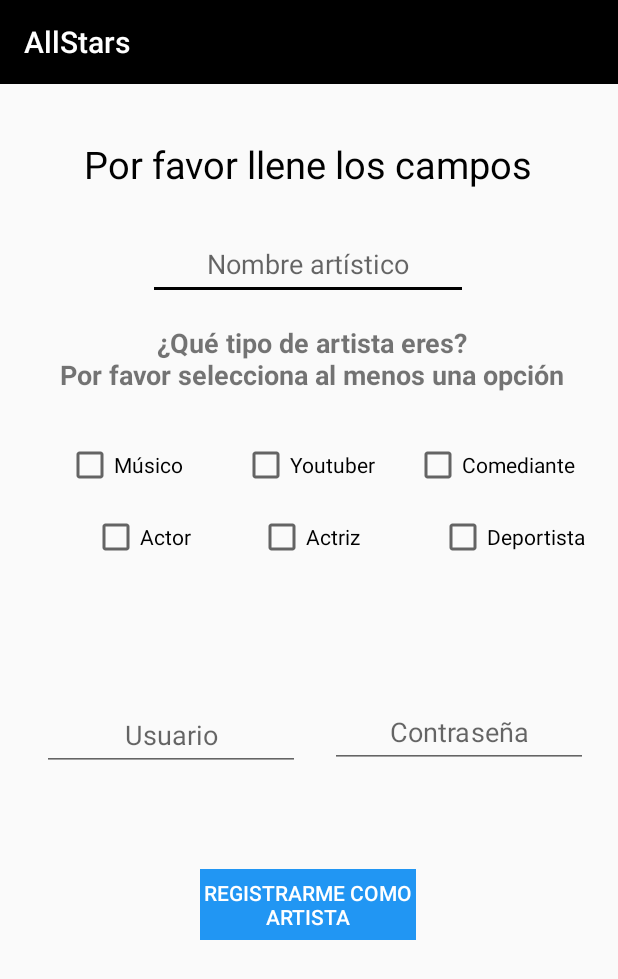
After one commit to snow915/ALLSTARS, an Android app: the RegistroArtista screen opened directly, with no data from a screen before it, on a phone screen of 412 x 824 dp. The commit adds this screen. Shown: the top 979 px of the screen. Run offline under Robolectric (Android 15) with nearby library versions, the phone set to English and light mode, and no system bars; our stand-ins replace Firebase (no records; nobody signed in at launch, a user with empty details on screens opened directly); libraries missing offline, so code that uses them is left out: cn.pedant.

Commit message:
Now the artist can sign in and sign up but it has not profile image or description, it's necessary to change the other CRUD operations

```diff
--- a/app/src/main/AndroidManifest.xml
+++ b/app/src/main/AndroidManifest.xml
@@ -15,7 +15,8 @@
         android:roundIcon="@drawable/all_logo"
         android:supportsRtl="true"
         android:theme="@style/AppTheme">
-        <activity android:name=".EnviarSolicitud"></activity>
+        <activity android:name=".RegistroArtista"></activity>
+        <activity android:name=".EnviarSolicitud" />
         <activity android:name=".Map" />
 
         <meta-data
--- /dev/null
+++ b/app/src/main/java/com/store/RegistroArtista.java
@@ -0,0 +1,159 @@
+package com.store;
+
+import androidx.annotation.NonNull;
+import androidx.appcompat.app.AppCompatActivity;
+import androidx.constraintlayout.widget.ConstraintLayout;
+
+import android.content.Intent;
+import android.os.Bundle;
+import android.view.View;
+import android.widget.Button;
+import android.widget.CheckBox;
+import android.widget.EditText;
+import android.widget.Toast;
+
+import com.google.firebase.FirebaseApp;
+import com.google.firebase.database.DataSnapshot;
+import com.google.firebase.database.DatabaseError;
+import com.google.firebase.database.DatabaseReference;
+import com.google.firebase.database.FirebaseDatabase;
+import com.google.firebase.database.ValueEventListener;
+
+import java.util.ArrayList;
+
+import cn.pedant.SweetAlert.SweetAlertDialog;
+
+public class RegistroArtista extends AppCompatActivity {
+    EditText artist_name;
+    String categories;
+    ArrayList values;
+    EditText user;
+    EditText pass;
+    Button register_artist;
+    ConstraintLayout my_layout;
+    FirebaseDatabase firebaseDatabase;
+    DatabaseReference databaseReference;
+    public Artistas a;
+    @Override
+    protected void onCreate(Bundle savedInstanceState) {
+        super.onCreate(savedInstanceState);
+        setContentView(R.layout.activity_registro_artista);
+        initFirebase();
+        a = new Artistas();
+        artist_name = findViewById(R.id.id_nombre);
+        categories = "";
+        values = new ArrayList<String>();
+        user = findViewById(R.id.id_user);
+        pass = findViewById(R.id.id_pass);
+        my_layout = findViewById(R.id.my_layout);
+        register_artist = findViewById(R.id.id_sign_up_as_artist);
+        register_artist.setOnClickListener(new View.OnClickListener() {
+            @Override
+            public void onClick(View v) {
+                ArrayList results = validations(my_layout, values, user, pass, artist_name);
+                if (results.size() > 0) {
+                    for (int i = 0; i < results.size(); i++) {
+                        categories+=results.get(i).toString()+ ", ";
+                    }
+                    a.setUser(user.getText().toString());
+                    a.setNombre(artist_name.getText().toString());
+                    a.setPass(pass.getText().toString());
+                    a.setBiografia("");
+                    a.setCategoria(categories);
+                    a.setImagen("");
+                    a.setPuntaje(0);
+                    user_exist(user.getText().toString());
+                    results.clear();
+                    categories = "";
+
+                } else {
+                    new SweetAlertDialog(RegistroArtista.this, SweetAlertDialog.ERROR_TYPE)
+                            .setTitleText("Oh vaya, faltan algunos datos!")
+                            .setContentText("Verifica que los datos sean válidos")
+                            .hideConfirmButton()
+                            .setCancelText("Ok")
+                            .show();
+                }
+            }
+        });
+    }
+    public ArrayList validations(ConstraintLayout ml, ArrayList vals, EditText username, EditText password, EditText artist_name) {
+        if(artist_name.getText().toString().equals("")){
+            artist_name.setError("Required");
+            return vals;
+        }
+        if(artist_name.getText().toString().length() < 5){
+            artist_name.setError("5 characters minimum");
+            return vals;
+        }
+        if(username.getText().toString().equals("")){
+            username.setError("Required");
+            return vals;
+        }
+        if(username.getText().toString().length() < 4){
+            username.setError("4 characters minimum");
+            return vals;
+        }
+        if(password.getText().toString().equals("")){
+            password.setError("Required");
+            return vals;
+        }
+        if(password.getText().toString().length() < 8){
+            password.setError("8 characters minimum");
+            return vals;
+        }
+        int total = ml.getChildCount();
+        for (int i = 0 ; i<total; i++) {
+            View v = ml.getChildAt(i);
+            if (v instanceof CheckBox && ((CheckBox) v).isChecked()) {
+                String element = ((CheckBox) v).getText().toString();
+                vals.add(element);
+            }
+        }
+        return vals;
+    }
+    private void user_exist(final String userd) {
+        DatabaseReference ref;
+        ref = FirebaseDatabase.getInstance().getReference().child("data").child(userd);
+        //addListenerForSingleValueEvent hace que onDataChange de Firebase se ejecute 1 sola vez, de lo contrario lo hara 2 veces
+        ref.addListenerForSingleValueEvent(new ValueEventListener() {
+            @Override
+            public void onDataChange(@NonNull DataSnapshot dataSnapshot) {
+                if (dataSnapshot.exists()) {
+                    new SweetAlertDialog(RegistroArtista.this, SweetAlertDialog.ERROR_TYPE)
+                            .setTitleText("Ouch!")
+                            .setContentText("The user already exists!")
+                            .hideConfirmButton()
+                            .setCancelText("Ok")
+                            .show();
+                }
+                else {
+                    databaseReference.child("data").child(a.getUser()).setValue(a);
+                    new SweetAlertDialog(RegistroArtista.this, SweetAlertDialog.SUCCESS_TYPE)
+                            .setTitleText("Congratulations!")
+                            .setContentText("Successful registration!")
+                            .setConfirmText("Ok!")
+                            .setConfirmClickListener(new SweetAlertDialog.OnSweetClickListener() {
+                                @Override
+                                public void onClick(SweetAlertDialog sDialog) {
+                                    sDialog.dismissWithAnimation();
+                                    Intent intent=new Intent(RegistroArtista.this, MainActivity.class);
+                                    startActivity(intent);
+                                    finish();
+                                }
+                            })
+                            .show();
+                }
+            }
+            @Override
+            public void onCancelled(@NonNull DatabaseError databaseError) {
+
+            }
+        });
+    }
+    private void initFirebase(){
+        FirebaseApp.initializeApp(this);
+        firebaseDatabase = FirebaseDatabase.getInstance();
+        databaseReference = firebaseDatabase.getReference();
+    }
+}
--- /dev/null
+++ b/app/src/main/res/drawable/ic_request.xml
@@ -0,0 +1,4 @@
+<vector android:height="512dp" android:viewportHeight="24.0"
+    android:viewportWidth="24.0" android:width="512dp" xmlns:android="http://schemas.android.com/apk/res/android">
+    <path android:fillColor="#FF000000" android:pathData="M20,2L4,2c-1.1,0 -1.99,0.9 -1.99,2L2,22l4,-4h14c1.1,0 2,-0.9 2,-2L22,4c0,-1.1 -0.9,-2 -2,-2zM18,14L6,14v-2h12v2zM18,11L6,11L6,9h12v2zM18,8L6,8L6,6h12v2z"/>
+</vector>
--- /dev/null
+++ b/app/src/main/res/layout/activity_registro_artista.xml
@@ -0,0 +1,164 @@
+<?xml version="1.0" encoding="utf-8"?>
+<androidx.constraintlayout.widget.ConstraintLayout xmlns:android="http://schemas.android.com/apk/res/android"
+    xmlns:app="http://schemas.android.com/apk/res-auto"
+    xmlns:tools="http://schemas.android.com/tools"
+    android:layout_width="match_parent"
+    android:layout_height="match_parent"
+    tools:context=".RegistroArtista"
+    android:id="@+id/my_layout">
+
+    <CheckBox
+        android:id="@+id/checkBox7"
+        android:layout_width="wrap_content"
+        android:layout_height="wrap_content"
+        android:layout_marginTop="32dp"
+        android:text="@string/sign_up_artist_chk2"
+        app:layout_constraintEnd_toEndOf="parent"
+        app:layout_constraintStart_toStartOf="parent"
+        app:layout_constraintTop_toBottomOf="@+id/sign_up_artist_type_hint" />
+
+    <CheckBox
+        android:id="@+id/checkBox8"
+        android:layout_width="wrap_content"
+        android:layout_height="wrap_content"
+        android:layout_marginTop="32dp"
+        android:text="@string/sign_up_artist_chk3"
+        app:layout_constraintEnd_toEndOf="parent"
+        app:layout_constraintHorizontal_bias="0.471"
+        app:layout_constraintStart_toEndOf="@+id/checkBox7"
+        app:layout_constraintTop_toBottomOf="@+id/sign_up_artist_type_hint" />
+
+    <CheckBox
+        android:id="@+id/checkBox6"
+        android:layout_width="wrap_content"
+        android:layout_height="wrap_content"
+        android:layout_marginTop="32dp"
+        android:text="@string/sign_up_artist_chk1"
+        app:layout_constraintEnd_toStartOf="@+id/checkBox7"
+        app:layout_constraintHorizontal_bias="0.53"
+        app:layout_constraintStart_toStartOf="parent"
+        app:layout_constraintTop_toBottomOf="@+id/sign_up_artist_type_hint" />
+
+    <CheckBox
+        android:id="@+id/checkBox13"
+        android:layout_width="wrap_content"
+        android:layout_height="wrap_content"
+        android:layout_marginTop="48dp"
+        android:text="@string/sign_up_artist_chk5"
+        app:layout_constraintEnd_toEndOf="parent"
+        app:layout_constraintStart_toStartOf="parent"
+        app:layout_constraintTop_toTopOf="@+id/checkBox7" />
+
+    <CheckBox
+        android:id="@+id/checkBox12"
+        android:layout_width="wrap_content"
+        android:layout_height="wrap_content"
+        android:layout_marginTop="48dp"
+        android:text="@string/sign_up_artist_chk4"
+        app:layout_constraintEnd_toStartOf="@+id/checkBox13"
+        app:layout_constraintHorizontal_bias="0.578"
+        app:layout_constraintStart_toStartOf="parent"
+        app:layout_constraintTop_toTopOf="@+id/checkBox7" />
+
+    <CheckBox
+        android:id="@+id/checkBox14"
+        android:layout_width="wrap_content"
+        android:layout_height="wrap_content"
+        android:layout_marginTop="48dp"
+        android:text="@string/sign_up_artist_chk6"
+        app:layout_constraintEnd_toEndOf="parent"
+        app:layout_constraintHorizontal_bias="0.705"
+        app:layout_constraintStart_toEndOf="@+id/checkBox13"
+        app:layout_constraintTop_toTopOf="@+id/checkBox7" />
+
+    <TextView
+        android:id="@+id/sign_up_artist_type_hint"
+        android:gravity="center"
+        android:layout_width="wrap_content"
+        android:layout_height="wrap_content"
+        android:text="@string/sign_up_artist_type_hint"
+        android:textSize="18sp"
+        android:textStyle="bold"
+        app:layout_constraintBottom_toTopOf="@+id/id_pass"
+        app:layout_constraintEnd_toEndOf="parent"
+        app:layout_constraintHorizontal_bias="0.529"
+        app:layout_constraintStart_toStartOf="parent"
+        app:layout_constraintTop_toBottomOf="@+id/id_nombre"
+        app:layout_constraintVertical_bias="0.073" />
+
+    <TextView
+        android:id="@+id/textView3"
+        android:layout_width="wrap_content"
+        android:layout_height="wrap_content"
+        android:layout_marginTop="36dp"
+        android:text="@string/register_message"
+        android:textColor="@color/colorPrimary"
+        android:textSize="25sp"
+        app:layout_constraintEnd_toEndOf="parent"
+        app:layout_constraintHorizontal_bias="0.498"
+        app:layout_constraintStart_toStartOf="parent"
+        app:layout_constraintTop_toTopOf="parent" />
+
+    <EditText
+        android:id="@+id/id_nombre"
+        android:layout_width="wrap_content"
+        android:layout_height="48dp"
+        android:layout_marginTop="96dp"
+        android:ems="10"
+        android:gravity="center"
+        android:hint="@string/sign_up_artist_name_hint"
+        android:inputType="textCapWords"
+        app:layout_constraintEnd_toEndOf="parent"
+        app:layout_constraintHorizontal_bias="0.497"
+        app:layout_constraintStart_toStartOf="parent"
+        app:layout_constraintTop_toTopOf="parent" />
+
+    <EditText
+        android:id="@+id/id_pass"
+        android:layout_width="172dp"
+        android:layout_height="48dp"
+        android:layout_marginEnd="20dp"
+        android:layout_marginRight="20dp"
+        android:ems="10"
+        android:gravity="center"
+        android:hint="@string/pass_input"
+        android:inputType="textPassword"
+        app:layout_constraintBottom_toBottomOf="parent"
+        app:layout_constraintEnd_toEndOf="parent"
+        app:layout_constraintHorizontal_bias="1.0"
+        app:layout_constraintStart_toEndOf="@+id/id_user"
+        app:layout_constraintTop_toTopOf="parent"
+        app:layout_constraintVertical_bias="0.567" />
+
+    <EditText
+        android:id="@+id/id_user"
+        android:layout_width="172dp"
+        android:layout_height="48dp"
+        android:layout_marginStart="28dp"
+        android:layout_marginLeft="28dp"
+        android:ems="10"
+        android:gravity="center"
+        android:hint="@string/user_input"
+        android:inputType="textPersonName"
+        android:maxLength="15"
+        app:layout_constraintBottom_toBottomOf="parent"
+        app:layout_constraintStart_toStartOf="parent"
+        app:layout_constraintTop_toTopOf="parent"
+        app:layout_constraintVertical_bias="0.569" />
+
+    <Button
+        android:id="@+id/id_sign_up_as_artist"
+        android:layout_width="144dp"
+        android:layout_height="47dp"
+        android:layout_marginBottom="108dp"
+        android:background="@color/colorBlue"
+        android:text="@string/sign_up_as_artist"
+        android:textColor="@color/colorLettersTitle"
+        app:layout_constraintBottom_toBottomOf="parent"
+        app:layout_constraintEnd_toEndOf="parent"
+        app:layout_constraintHorizontal_bias="0.498"
+        app:layout_constraintStart_toStartOf="parent"
+        app:layout_constraintTop_toBottomOf="@+id/textView3"
+        app:layout_constraintVertical_bias="0.835" />
+
+</androidx.constraintlayout.widget.ConstraintLayout>
--- a/app/src/main/res/menu/activity_main_drawer.xml
+++ b/app/src/main/res/menu/activity_main_drawer.xml
@@ -23,6 +23,11 @@
                 android:id="@+id/delete_account"
                 android:icon="@drawable/ic_delete_account"
                 android:title="@string/delete_account" />
+            <item
+                android:visible="false"
+                android:id="@+id/requests"
+                android:icon="@drawable/ic_request"
+                android:title="@string/requests" />
 
         </menu>
 
--- a/app/src/main/res/values/strings.xml
+++ b/app/src/main/res/values/strings.xml
@@ -65,7 +65,9 @@
     <string name="email_input">Correo electrónico</string>
     <string name="phone_input">Celular</string>
     <string name="sign_in">Iniciar sesión</string>
-    <string name="sign_up">Registrarse</string>
+    <string name="sign_in_as_artist">Iniciar sesión como artista</string>
+    <string name="sign_up">Registrarme como espectador</string>
+    <string name="sign_up_as_artist">Registrarme como artista</string>
 
     <string name="btn_bio">Biografía</string>
     <string name="btn_favoritos">Añadir a favoritos</string>
@@ -74,6 +76,16 @@
 
     <string name="profile_title">Perfil</string>
 
+    <!-- START - Strings for Register Artist Layout -->
+        <string name="sign_up_artist_name_hint">Nombre artístico</string>
+        <string name="sign_up_artist_type_hint">¿Qué tipo de artista eres?"\n"Por favor selecciona al menos una opción</string>
+        <string name="sign_up_artist_chk1">Músico</string>
+        <string name="sign_up_artist_chk2">Youtuber</string>
+        <string name="sign_up_artist_chk3">Comediante</string>
+        <string name="sign_up_artist_chk4">Actor</string>
+        <string name="sign_up_artist_chk5">Actriz</string>
+        <string name="sign_up_artist_chk6">Deportista</string>
+    <!-- END - Strings for Register Artist Layout -->
     <string-array name="array_sex">
         <item>Genero</item>
         <item>Masculino</item>
@@ -121,6 +133,7 @@
     <string name="see_profile">Ver perfil</string>
     <string name="edit_profile">Editar perfil</string>
     <string name="delete_account">Eliminar cuenta</string>
+    <string name="requests">Mis solicitudes</string>
 
     <string name="enviar_solicitud">Enviar solicitud</string>
 
```
Also changed, not shown: app/src/main/java/com/store/Artistas.java (added, +52 -0 lines), app/src/main/java/com/store/Credenciales/Login.java (+67 -1 lines), app/src/main/java/com/store/MainActivity.java (+52 -8 lines), app/src/main/res/layout/activity_login.xml (+33 -4 lines).
